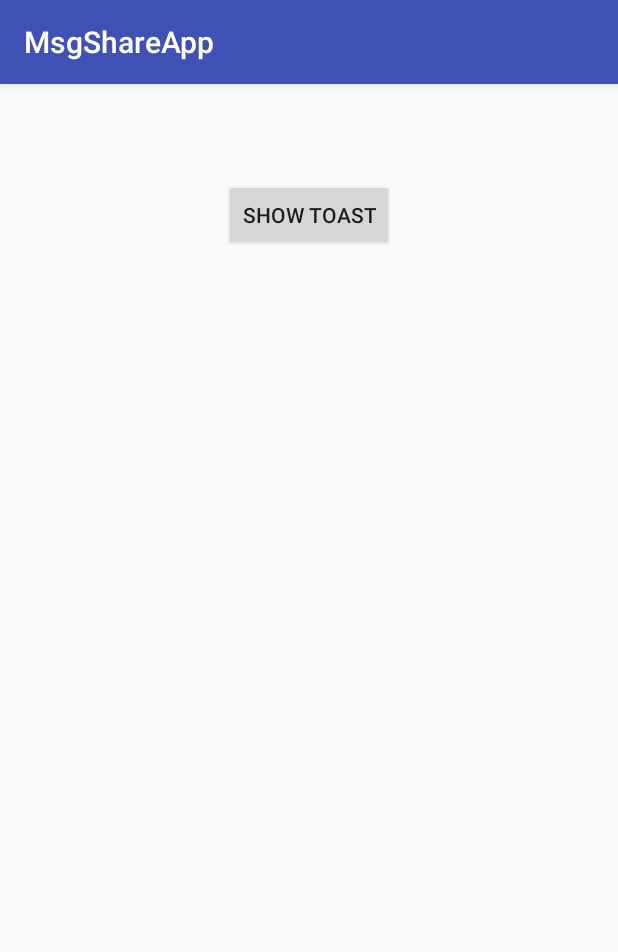
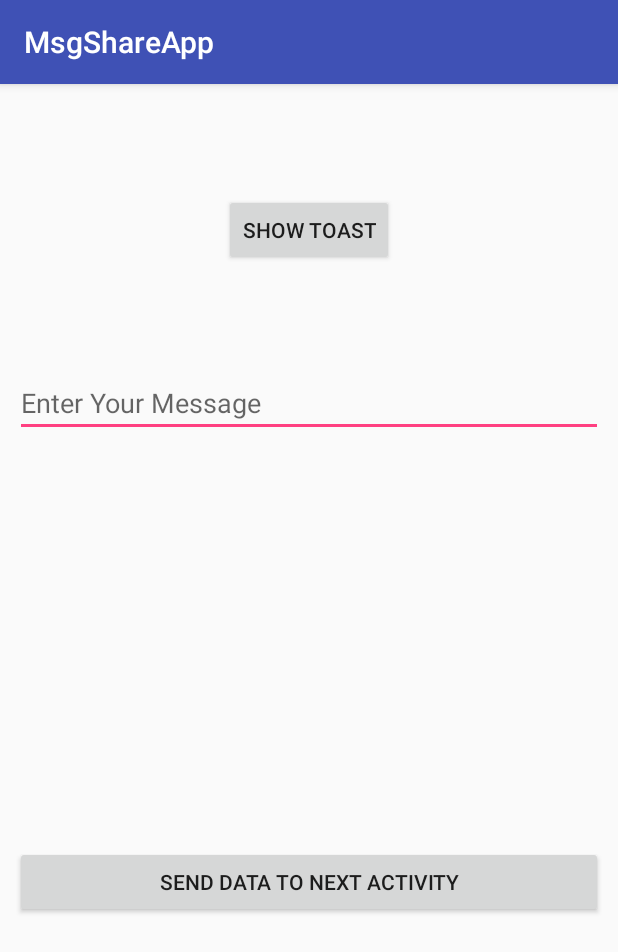
Before and after one commit to ozinak/MsgShareApp, an Android app: the screen it shows after launch (MainActivity), on a phone screen of 412 x 824 dp. Shown: the top 952 px of the screen. Run offline under Robolectric (Android 15) with nearby library versions, the phone set to English and light mode, and no system bars.

Commit message:
Section Two, Video Three.

```diff
--- a/app/src/main/AndroidManifest.xml
+++ b/app/src/main/AndroidManifest.xml
@@ -18,6 +18,8 @@
             </intent-filter>
         </activity>
 
+        <activity android:name=".SecondActivity" />
+
     </application>
 
 </manifest>
--- a/app/src/main/res/layout/activity_main.xml
+++ b/app/src/main/res/layout/activity_main.xml
@@ -5,7 +5,8 @@
     xmlns:tools="http://schemas.android.com/tools"
     android:layout_width="match_parent"
     android:layout_height="match_parent"
-    tools:context=".MainActivity">
+    tools:context=".MainActivity"
+    android:padding="10dp">
 
 
     <Button
@@ -16,4 +17,23 @@
         android:layout_centerHorizontal="true"
         android:layout_marginTop="63dp"
         android:text="Show Toast" />
+
+    <EditText
+        android:id="@+id/etUserMessage"
+        android:layout_width="match_parent"
+        android:layout_height="wrap_content"
+        android:layout_alignParentTop="true"
+        android:layout_centerHorizontal="true"
+        android:layout_marginTop="180dp"
+        android:ems="10"
+        android:hint="Enter Your Message" />
+
+    <Button
+        android:id="@+id/btnSendMsgToNextActivity"
+        android:layout_width="match_parent"
+        android:layout_height="wrap_content"
+        android:layout_alignParentBottom="true"
+        android:layout_centerHorizontal="true"
+        android:layout_marginBottom="202dp"
+        android:text="Send Data To Next Activity" />
 </RelativeLayout>
```
Also changed, not shown: app/src/main/java/com/smartherd/msgshareapp/MainActivity.kt (+10 -0 lines), app/src/main/java/com/smartherd/msgshareapp/SecondActivity.kt (added, +13 -0 lines), app/src/main/res/layout/activity_second.xml (added, +8 -0 lines).
